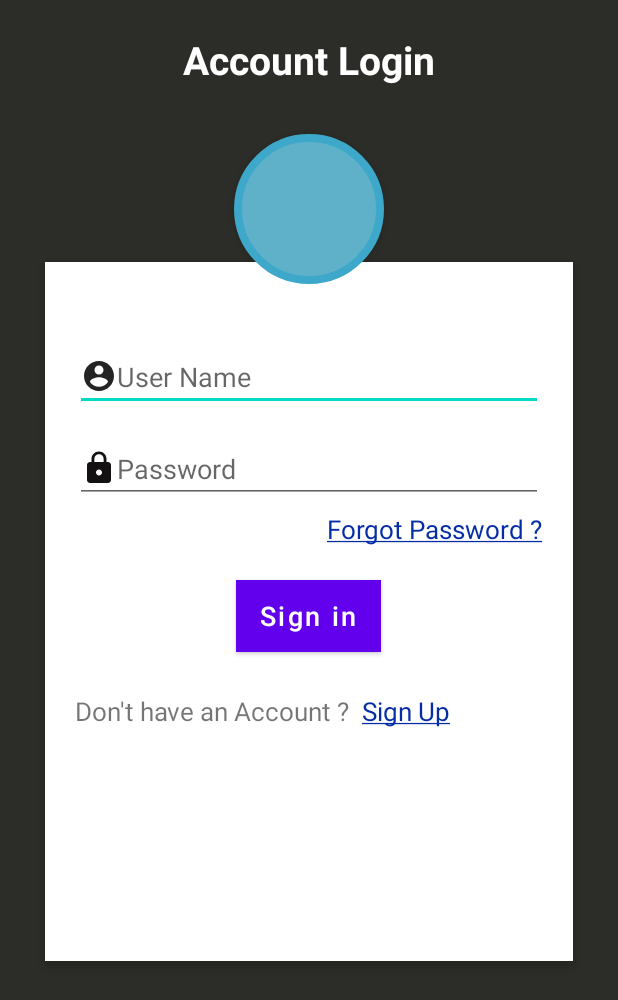
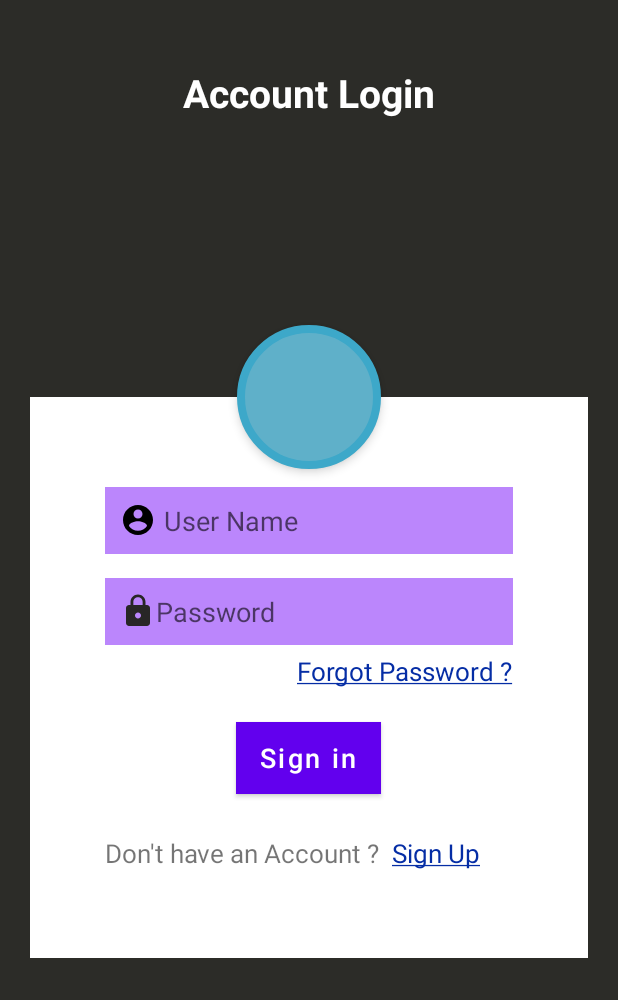
Before and after one commit to Bapan2003/Your-Music, an Android app: the LogIn screen opened directly, with no data from a screen before it, on a phone screen of 412 x 824 dp. Shown: the top 1000 px of the screen. Run offline under Robolectric (Android 15) with nearby library versions, the phone set to English and light mode, and no system bars.

Commit message:
some update in log in ui

```diff
--- a/app/src/main/res/layout/activity_log_in.xml
+++ b/app/src/main/res/layout/activity_log_in.xml
@@ -1,5 +1,5 @@
 <?xml version="1.0" encoding="utf-8"?>
-<RelativeLayout xmlns:android="http://schemas.android.com/apk/res/android"
+<androidx.constraintlayout.widget.ConstraintLayout xmlns:android="http://schemas.android.com/apk/res/android"
     xmlns:app="http://schemas.android.com/apk/res-auto"
     xmlns:tools="http://schemas.android.com/tools"
     android:layout_width="match_parent"
@@ -7,54 +7,45 @@
     android:background="#2C2C28"
     tools:context=".LogIn">
 
+
     <TextView
         android:id="@+id/login_title"
         android:layout_width="fill_parent"
         android:layout_height="wrap_content"
-        android:layout_marginBottom="16dp"
-        android:layout_marginTop="22dp"
+        android:layout_marginTop="44dp"
         android:gravity="center_horizontal"
         android:text="Account Login"
         android:textColor="#fff"
         android:textSize="26sp"
-        android:textStyle="bold" />
-
-    <RelativeLayout
-        android:layout_width="wrap_content"
-        android:layout_height="374dp"
-        android:layout_below="@+id/login_title"
-        android:layout_alignParentBottom="true"
-        android:layout_marginLeft="30dp"
-        android:layout_marginTop="101dp"
-        android:layout_marginRight="30dp"
-        android:layout_marginBottom="183dp"
-        android:background="#fff"
-        android:elevation="4dp"
-        android:orientation="vertical"
-        android:padding="20dp">
+        android:textStyle="bold"
+        app:layout_constraintEnd_toEndOf="parent"
+        app:layout_constraintHorizontal_bias="0.0"
+        app:layout_constraintStart_toStartOf="parent"
+        app:layout_constraintTop_toTopOf="parent" />
 
     <LinearLayout
-            android:layout_width="331dp"
-            android:layout_height="408dp"
-            android:layout_alignParentStart="true"
-            android:layout_alignParentLeft="true"
-            android:layout_alignParentEnd="true"
-            android:layout_alignParentRight="true"
-            android:layout_alignParentBottom="true"
-            android:layout_marginStart="0dp"
-            android:layout_marginLeft="0dp"
-            android:layout_marginEnd="0dp"
-            android:layout_marginRight="0dp"
-            android:layout_marginBottom="14dp"
+        android:id="@+id/linearLayout"
+        android:layout_width="0dp"
+        android:layout_height="wrap_content"
+        android:background="@color/white"
         android:orientation="vertical"
-            android:paddingTop="30dp">
+        android:padding="50dp"
+        android:layout_marginStart="20dp"
+        android:layout_marginEnd="20dp"
+        app:layout_constraintBottom_toBottomOf="parent"
+        app:layout_constraintEnd_toEndOf="parent"
+        app:layout_constraintStart_toStartOf="parent"
+        app:layout_constraintTop_toBottomOf="@+id/login_title">
 
 
         <EditText
             android:layout_width="match_parent"
             android:layout_height="wrap_content"
+            android:layout_marginTop="10dp"
             android:drawableLeft="@drawable/ic_baseline_account_circle_24"
-                android:drawableTint="#252424"
+            android:background="@color/purple_200"
+            android:padding="10dp"
+            android:drawablePadding="5dp"
             android:hint="User Name"
             android:inputType="textEmailAddress"
             android:singleLine="true" />
@@ -64,10 +55,11 @@
             android:layout_width="fill_parent"
             android:layout_height="wrap_content"
             android:layout_marginTop="16dp"
+            android:background="@color/purple_200"
+            android:padding="10dp"
             android:drawableLeft="@drawable/ic_baseline_lock_24"
-                android:drawableTint="#131112"
             android:hint="Password"
-                android:inputType="numberPassword"
+            android:inputType="textPassword"
             android:singleLine="true" />
 
 
@@ -78,8 +70,7 @@
             android:paddingTop="5dp"
             android:text="@string/Forgot_Password"
             android:textColor="#052DA5"
-
-                android:textSize="17dp" />
+            android:textSize="17sp" />
 
 
         <Button
@@ -105,7 +96,7 @@
                 android:gravity="left"
                 android:paddingTop="5dp"
                 android:text="Don't have an Account ?  "
-                    android:textSize="17dp" />
+                android:textSize="17sp" />
 
             <TextView
                 android:layout_width="wrap_content"
@@ -115,21 +106,19 @@
 
                 android:text="@string/sign_up"
                 android:textColor="#052DA5"
-                    android:textSize="17dp" />
+                android:textSize="17sp" />
         </LinearLayout>
     </LinearLayout>
 
 
-    </RelativeLayout>
-
     <ImageButton
         android:id="@+id/user_profile_photo"
-        android:layout_width="100dp"
-        android:layout_height="100dp"
-        android:layout_below="@+id/login_title"
-        android:layout_centerHorizontal="true"
-        android:layout_marginTop="16dp"
+        android:layout_width="96dp"
+        android:layout_height="96dp"
         android:background="@drawable/user_profile_image_background"
         android:elevation="4dp"
-         />
-</RelativeLayout>
+        app:layout_constraintBottom_toTopOf="@+id/linearLayout"
+        app:layout_constraintEnd_toEndOf="parent"
+        app:layout_constraintStart_toStartOf="parent"
+        app:layout_constraintTop_toTopOf="@+id/linearLayout" />
+</androidx.constraintlayout.widget.ConstraintLayout>
```
Lines whose indentation alone changed are shown as unchanged.
